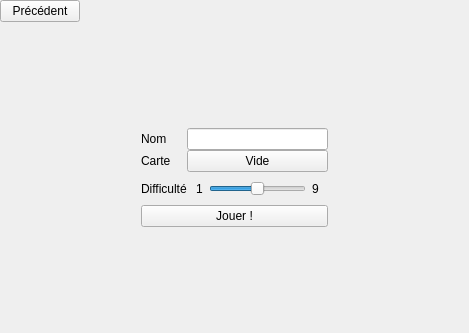
Qt form launch-game-form.ui (loicbourgois/snake2i) before a commit.
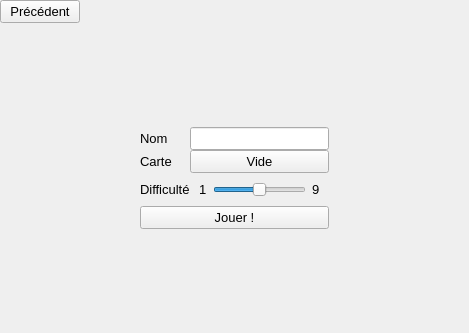
The same form after that commit.

Commit message: Set font from 8 to 10 + Update conf menu

The edit to the form file:
```diff
--- a/launch-game-form.ui
+++ b/launch-game-form.ui
@@ -31,6 +31,11 @@
    </property>
    <item row="3" column="1">
     <widget class="QLabel" name="label_2">
+     <property name="font">
+      <font>
+       <pointsize>10</pointsize>
+      </font>
+     </property>
      <property name="text">
       <string>Carte</string>
      </property>
@@ -38,16 +43,32 @@
    </item>
    <item row="2" column="1">
     <widget class="QLabel" name="label">
+     <property name="font">
+      <font>
+       <pointsize>10</pointsize>
+      </font>
+     </property>
      <property name="text">
       <string>Nom</string>
      </property>
     </widget>
    </item>
    <item row="2" column="2">
-    <widget class="QLineEdit" name="lineEdit"/>
+    <widget class="QLineEdit" name="lineEdit">
+     <property name="font">
+      <font>
+       <pointsize>10</pointsize>
+      </font>
+     </property>
+    </widget>
    </item>
    <item row="3" column="2">
     <widget class="QPushButton" name="pushButton_2">
+     <property name="font">
+      <font>
+       <pointsize>10</pointsize>
+      </font>
+     </property>
      <property name="text">
       <string>Vide</string>
      </property>
@@ -68,6 +89,11 @@
    </item>
    <item row="4" column="1">
     <widget class="QLabel" name="label_3">
+     <property name="font">
+      <font>
+       <pointsize>10</pointsize>
+      </font>
+     </property>
      <property name="text">
       <string>Difficulté</string>
      </property>
@@ -75,6 +101,11 @@
    </item>
    <item row="5" column="1" colspan="2">
     <widget class="QPushButton" name="pushButtonPlay">
+     <property name="font">
+      <font>
+       <pointsize>10</pointsize>
+      </font>
+     </property>
      <property name="text">
       <string>Jouer !</string>
      </property>
@@ -100,6 +131,11 @@
       </property>
       <item row="0" column="0">
        <widget class="QPushButton" name="pushButtonPrecedent">
+        <property name="font">
+         <font>
+          <pointsize>10</pointsize>
+         </font>
+        </property>
         <property name="text">
          <string>Précédent</string>
         </property>
@@ -142,6 +178,11 @@
       </item>
       <item row="0" column="0">
        <widget class="QLabel" name="label_4">
+        <property name="font">
+         <font>
+          <pointsize>10</pointsize>
+         </font>
+        </property>
         <property name="text">
          <string>1</string>
         </property>
@@ -149,6 +190,11 @@
       </item>
       <item row="0" column="2">
        <widget class="QLabel" name="label_5">
+        <property name="font">
+         <font>
+          <pointsize>10</pointsize>
+         </font>
+        </property>
         <property name="text">
          <string>9</string>
         </property>
```
The commit also changes 12 other files.
